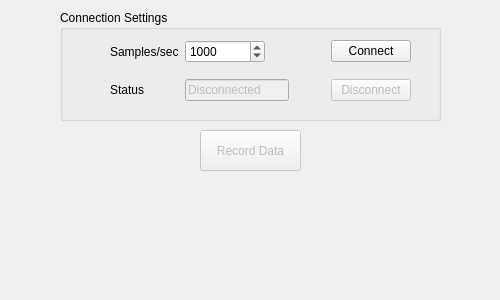
Qt form labjack.ui (adegirmenci/HBL-ICEbot) before a commit.
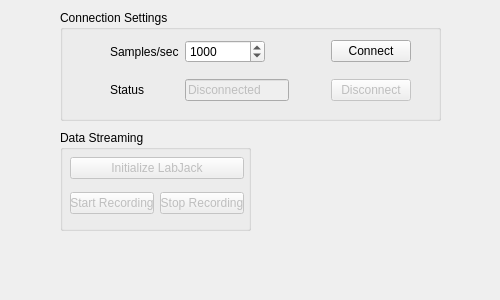
The same form after that commit.

Commit message:
Changed the structure of the LabJack worker-thread layout. Now the worker has an internal QTimer that calls the readData function every 1000 ms.
Added button functionality to connect to, initialize, start/stop recording
from, and disconnect from the Labjack. Disconnect needs further testing,
however the other functions seem to be working so far.

The main GUI will have to set the output filename and the epoch, which
is the QTime when the GUI was started. So mainwindow should
have a QTime that is .start()'ed during initialization.

The edit to the form file:
```diff
--- a/labjack.ui
+++ b/labjack.ui
@@ -127,21 +127,64 @@
     </layout>
    </widget>
   </widget>
-  <widget class="QPushButton" name="recordButton">
-   <property name="enabled">
-    <bool>false</bool>
-   </property>
+  <widget class="QGroupBox" name="groupBox">
    <property name="geometry">
     <rect>
-     <x>200</x>
+     <x>60</x>
      <y>130</y>
-     <width>101</width>
-     <height>41</height>
+     <width>191</width>
+     <height>101</height>
     </rect>
    </property>
-   <property name="text">
-    <string>Record Data</string>
+   <property name="title">
+    <string>Data Streaming</string>
    </property>
+   <widget class="QWidget" name="verticalLayoutWidget">
+    <property name="geometry">
+     <rect>
+      <x>10</x>
+      <y>20</y>
+      <width>174</width>
+      <height>71</height>
+     </rect>
+    </property>
+    <layout class="QVBoxLayout" name="verticalLayout">
+     <item>
+      <widget class="QPushButton" name="initializeLJbutton">
+       <property name="enabled">
+        <bool>false</bool>
+       </property>
+       <property name="text">
+        <string>Initialize LabJack</string>
+       </property>
+      </widget>
+     </item>
+     <item>
+      <layout class="QHBoxLayout" name="horizontalLayout">
+       <item>
+        <widget class="QPushButton" name="startRecordButton">
+         <property name="enabled">
+          <bool>false</bool>
+         </property>
+         <property name="text">
+          <string>Start Recording</string>
+         </property>
+        </widget>
+       </item>
+       <item>
+        <widget class="QPushButton" name="stopRecordButton">
+         <property name="enabled">
+          <bool>false</bool>
+         </property>
+         <property name="text">
+          <string>Stop Recording</string>
+         </property>
+        </widget>
+       </item>
+      </layout>
+     </item>
+    </layout>
+   </widget>
   </widget>
  </widget>
  <resources/>
```
The commit also changes 3 other files.
